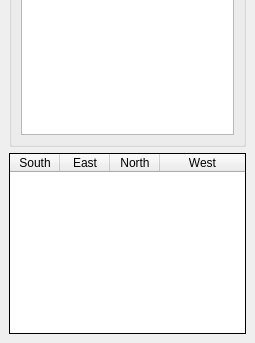
Qt form src/desktop/forms/InfosDockUI.ui (arabine/icl) before a commit; both pictures show x 0 to 255 and y 184 to 527 of the 255 by 527 pixel window.
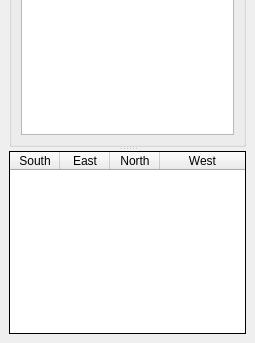
The same form after that commit.

The edit to the form file:
```diff
--- a/src/desktop/forms/InfosDockUI.ui
+++ b/src/desktop/forms/InfosDockUI.ui
@@ -14,8 +14,8 @@
    <string>Informations</string>
   </property>
   <widget class="QWidget" name="dockWidgetContents">
-   <layout class="QGridLayout" name="gridLayout_2">
-    <item row="0" column="0">
+   <layout class="QVBoxLayout" name="verticalLayout">
+    <item>
      <widget class="QGroupBox" name="groupBox">
       <property name="title">
        <string>Current deal</string>
@@ -78,7 +78,11 @@
       </layout>
      </widget>
     </item>
-    <item row="1" column="0">
+    <item>
+     <widget class="QSplitter" name="splitter">
+      <property name="orientation">
+       <enum>Qt::Vertical</enum>
+      </property>
      <widget class="QGroupBox" name="groupBox_2">
       <property name="title">
        <string>Your deck statistics</string>
@@ -96,8 +100,6 @@
        </item>
       </layout>
      </widget>
-    </item>
-    <item row="2" column="0">
      <widget class="QTableWidget" name="tableWidget">
       <property name="enabled">
        <bool>true</bool>
@@ -136,10 +138,10 @@
        <bool>true</bool>
       </attribute>
       <attribute name="verticalHeaderDefaultSectionSize">
-       <number>20</number>
+        <number>25</number>
       </attribute>
       <attribute name="verticalHeaderMinimumSectionSize">
-       <number>20</number>
+        <number>25</number>
       </attribute>
       <column>
        <property name="text">
@@ -161,6 +163,7 @@
         <string>West</string>
        </property>
       </column>
+      </widget>
      </widget>
     </item>
    </layout>
```
Lines whose indentation alone changed are shown as unchanged.
